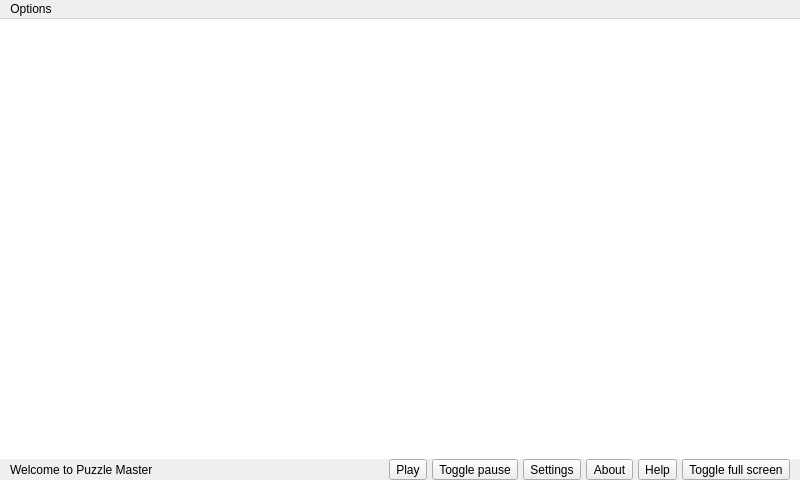
Before: the Qt Designer form mainwindow.ui in Venemo/puzzle-master, drawn with Qt 5.
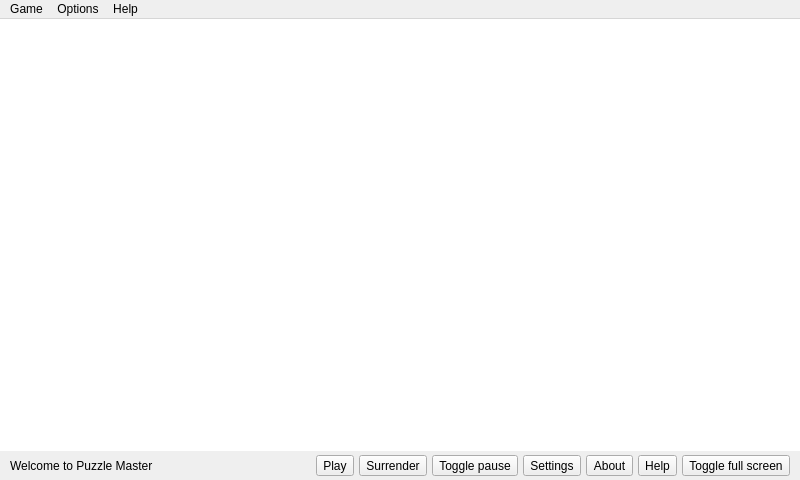
After: the same form once the commit is applied. Icons and pictures are not drawn.

What changed in the file:
```diff
--- a/mainwindow.ui
+++ b/mainwindow.ui
@@ -56,11 +56,14 @@
        <number>10</number>
       </property>
       <property name="topMargin">
-       <number>0</number>
+       <number>4</number>
       </property>
       <property name="rightMargin">
        <number>10</number>
       </property>
+      <property name="bottomMargin">
+       <number>4</number>
+      </property>
       <item>
        <widget class="QLabel" name="lblTime">
         <property name="text">
@@ -85,6 +88,23 @@
         </property>
        </widget>
       </item>
+      <item>
+       <widget class="QToolButton" name="btnSurrender">
+        <property name="text">
+         <string>Surrender</string>
+        </property>
+        <property name="icon">
+         <iconset resource="resources.qrc">
+          <normaloff>:/surrender.png</normaloff>:/surrender.png</iconset>
+        </property>
+        <property name="iconSize">
+         <size>
+          <width>48</width>
+          <height>48</height>
+         </size>
+        </property>
+       </widget>
+      </item>
       <item>
        <widget class="QToolButton" name="btnPause">
         <property name="text">
@@ -191,13 +211,28 @@
    </property>
    <widget class="QMenu" name="menuOptions">
     <property name="title">
+     <string>Game</string>
+    </property>
+    <addaction name="actionNew_game"/>
+    <addaction name="actionSurrender"/>
+    <addaction name="actionHigh_scores"/>
+    <addaction name="actionPause"/>
+   </widget>
+   <widget class="QMenu" name="menuOptions_2">
+    <property name="title">
      <string>Options</string>
     </property>
     <addaction name="actionSettings"/>
-    <addaction name="actionHigh_scores"/>
+   </widget>
+   <widget class="QMenu" name="menuHelp">
+    <property name="title">
+     <string>Help</string>
+    </property>
     <addaction name="actionAbout"/>
    </widget>
    <addaction name="menuOptions"/>
+   <addaction name="menuOptions_2"/>
+   <addaction name="menuHelp"/>
   </widget>
   <action name="actionSettings">
    <property name="text">
```
Left out of the diff: 132 changed lines with no effect on the pictures.
